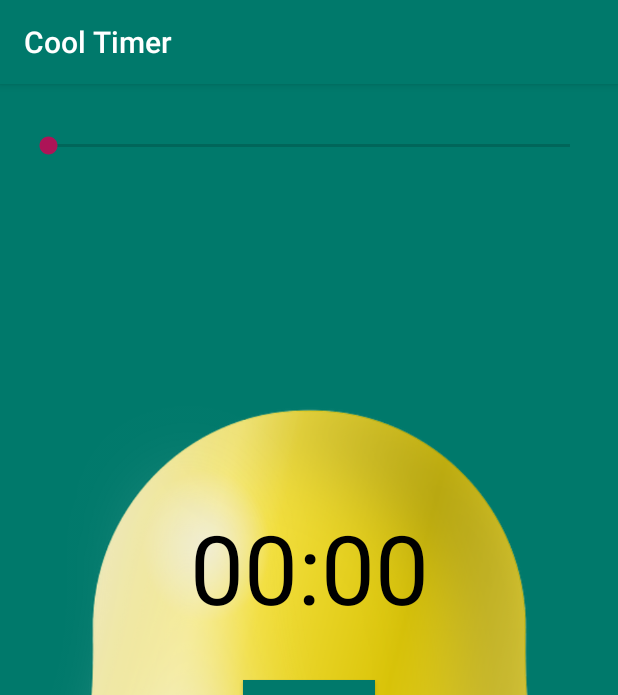
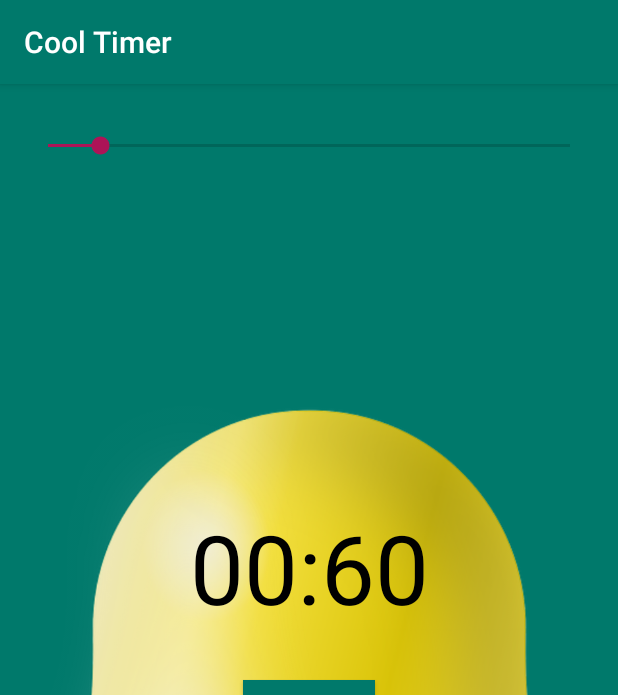
Before and after one commit to kv67/CoolTimer, an Android app: the screen it shows after launch (MainActivity), on a phone screen of 412 x 824 dp. Shown: the top 695 px of the screen. Run offline under Robolectric (Android 15) with nearby library versions, the light colour scheme and no system bars.

Commit message:
Start timer.
Signed-off-by: k.vedeneev <k.vedeneev@crif.com>

```diff
--- a/app/src/main/java/ru/kve/cooltimer/MainActivity.java
+++ b/app/src/main/java/ru/kve/cooltimer/MainActivity.java
@@ -2,7 +2,9 @@ package ru.kve.cooltimer;
 
 import android.os.Bundle;
 import android.os.CountDownTimer;
+import android.view.View;
 import android.widget.SeekBar;
+import android.widget.TextView;
 
 import androidx.appcompat.app.AppCompatActivity;
 
@@ -10,16 +12,38 @@ public class MainActivity extends AppCompatActivity {
 
   private CountDownTimer timer;
   private SeekBar seekBar;
+  private TextView textView;
 
   @Override
   protected void onCreate(Bundle savedInstanceState) {
     super.onCreate(savedInstanceState);
     setContentView(R.layout.activity_main);
 
+    textView = findViewById(R.id.textView);
     seekBar = findViewById(R.id.seekBar);
-    seekBar.setProgress(0);
-    seekBar.setMax(3600000);
-    seekBar.setProgress(60);
+    seekBar.setMax(600000);
+    seekBar.setProgress(60000);
+
+    seekBar.setOnSeekBarChangeListener(new SeekBar.OnSeekBarChangeListener() {
+      @Override
+      public void onProgressChanged(SeekBar seekBar, int progress, boolean fromUser) {
+        int min = progress / 1000 / 60;
+        int sec = progress / 1000 % 60;
+        String time = (min < 10 ? "0" : "") + String.valueOf(min) + ":" +
+            (sec < 10 ? "0" : "") + String.valueOf(sec);
+        textView.setText(time);
+      }
+
+      @Override
+      public void onStartTrackingTouch(SeekBar seekBar) {
+        // not used
+      }
+
+      @Override
+      public void onStopTrackingTouch(SeekBar seekBar) {
+        // not used
+      }
+    });
 
 //    seekBar.post(new Runnable() {
 //      @Override
@@ -28,7 +52,7 @@ public class MainActivity extends AppCompatActivity {
 //      }
 //    });
 
-    timer = new CountDownTimer(3600000, 1000) {
+    timer = new CountDownTimer(600000, 1000) {
       @Override
       public void onTick(long millisUntilFinished) {
         if (seekBar.getProgress() > 0) {
@@ -46,4 +70,14 @@ public class MainActivity extends AppCompatActivity {
 
     // timer.start();
   }
+
+  public void onClickStart(View view) {
+    if (((TextView) view).getText().equals("START")) {
+      ((TextView) view).setText("STOP");
+      timer.start();
+    } else {
+      ((TextView) view).setText("START");
+      timer.cancel();
+    }
+  }
 }
--- a/app/src/main/res/layout/activity_main.xml
+++ b/app/src/main/res/layout/activity_main.xml
@@ -14,7 +14,6 @@
         android:layout_marginStart="16dp"
         android:layout_marginTop="32dp"
         android:layout_marginEnd="16dp"
-        android:max="3600000"
         app:layout_constraintEnd_toEndOf="parent"
         app:layout_constraintStart_toStartOf="parent"
         app:layout_constraintTop_toTopOf="parent" />
@@ -38,6 +37,7 @@
         android:layout_height="wrap_content"
         android:background="@color/colorPrimary"
         android:text="@string/start"
+        android:onClick="onClickStart"
         android:textColor="@android:color/background_light"
         android:textStyle="bold"
         app:layout_constraintBottom_toBottomOf="@+id/imageView"
@@ -50,7 +50,7 @@
         android:layout_width="wrap_content"
         android:layout_height="wrap_content"
         android:layout_marginBottom="32dp"
-        android:text="00:00"
+        android:text="00:60"
         android:textColor="@android:color/black"
         android:textSize="64sp"
         app:layout_constraintBottom_toTopOf="@+id/buttonStart"
```
